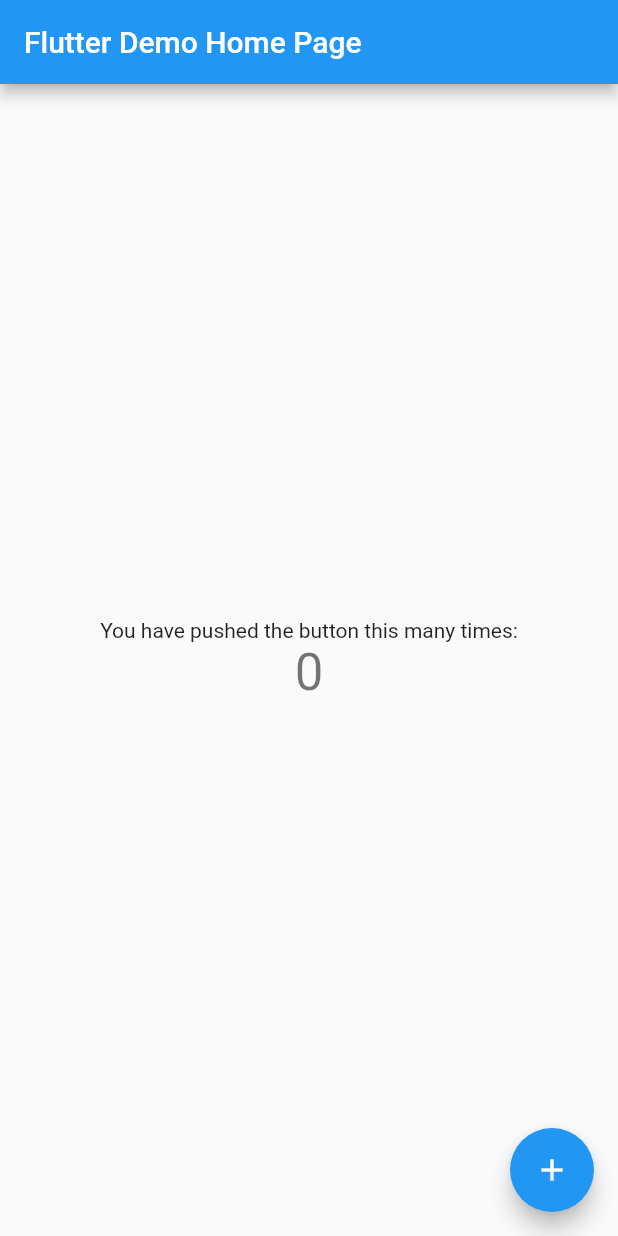
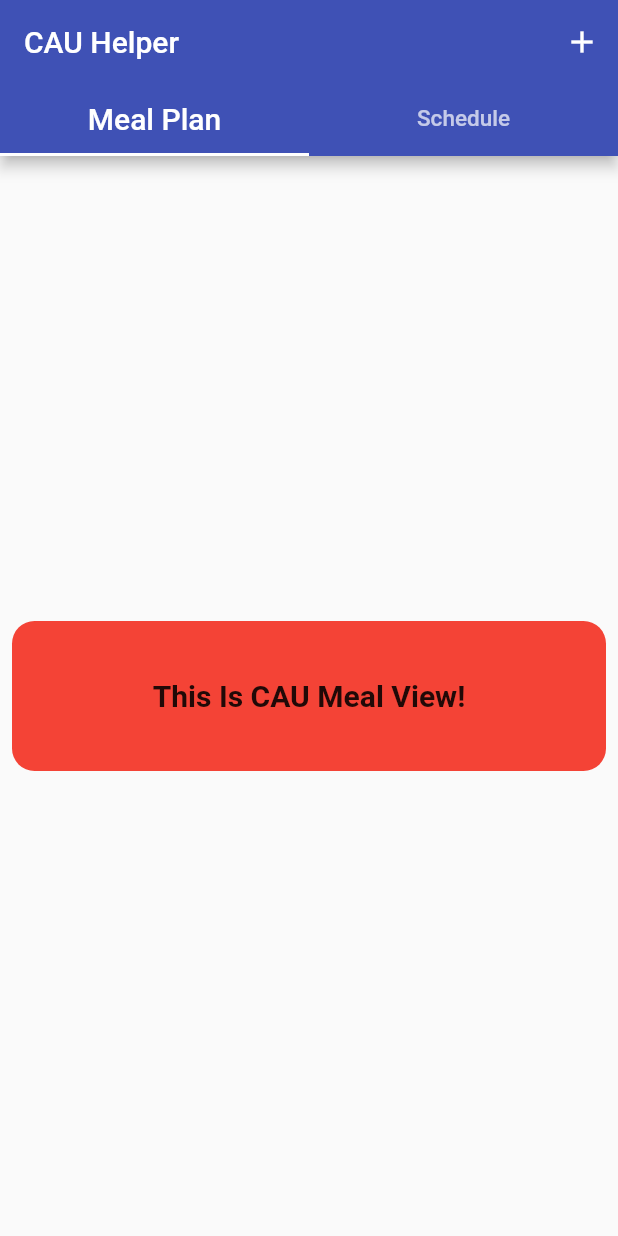
Before and after one commit to GDSC-CAU/GDSC-Flutter-Project-CAU, a Flutter app: the screen it shows after launch, on a phone screen of 412 x 824 dp. Run offline on Flutter 3.47's test engine with Material 2 defaults, Android fonts, the phone set to English and light mode, and no system bars.

Commit message:
기본 레이아웃

```diff
--- a/lib/main.dart
+++ b/lib/main.dart
@@ -1,4 +1,7 @@
 import 'package:flutter/material.dart';
+
+import 'package:gdscfluttercau/MealView.dart';
+import 'package:gdscfluttercau/ScheduleView.dart';
 
 void main() {
   runApp(const MyApp());
@@ -7,109 +10,54 @@ void main() {
 class MyApp extends StatelessWidget {
   const MyApp({super.key});
 
-  // This widget is the root of your application.
   @override
   Widget build(BuildContext context) {
     return MaterialApp(
         title: 'Flutter Demo',
         theme: ThemeData(
-        // This is the theme of your application.
-        //
-        // Try running your application with "flutter run". You'll see the
-        // application has a blue toolbar. Then, without quitting the app, try
-        // changing the primarySwatch below to Colors.green and then invoke
-        // "hot reload" (press "r" in the console where you ran "flutter run",
-        // or simply save your changes to "hot reload" in a Flutter IDE).
-        // Notice that the counter didn't reset back to zero; the application
-        // is not restarted.
-        primarySwatch: Colors.blue,
+          primarySwatch: Colors.indigo,
         ),
-      home: const MyHomePage(title: 'Flutter Demo Home Page'),
+        home: const CAUInfo(),
     );
   }
 }
 
-class MyHomePage extends StatefulWidget {
-  const MyHomePage({super.key, required this.title});
-
-  // This widget is the home page of your application. It is stateful, meaning
-  // that it has a State object (defined below) that contains fields that affect
-  // how it looks.
-
-  // This class is the configuration for the state. It holds the values (in this
-  // case the title) provided by the parent (in this case the App widget) and
-  // used by the build method of the State. Fields in a Widget subclass are
-  // always marked "final".
-
-  final String title;
+class CAUInfo extends StatefulWidget {
+  const CAUInfo({Key? key}) : super(key: key);
 
   @override
-  State<MyHomePage> createState() => _MyHomePageState();
+  State<CAUInfo> createState() => _CAUInfoState();
 }
 
-class _MyHomePageState extends State<MyHomePage> {
-  int _counter = 0;
-
-  void _incrementCounter() {
-    setState(() {
-      // This call to setState tells the Flutter framework that something has
-      // changed in this State, which causes it to rerun the build method below
-      // so that the display can reflect the updated values. If we changed
-      // _counter without calling setState(), then the build method would not be
-      // called again, and so nothing would appear to happen.
-      _counter++;
-    });
-  }
-
+class _CAUInfoState extends State<CAUInfo> {
   @override
   Widget build(BuildContext context) {
-    // This method is rerun every time setState is called, for instance as done
-    // by the _incrementCounter method above.
-    //
-    // The Flutter framework has been optimized to make rerunning build methods
-    // fast, so that you can just rebuild anything that needs updating rather
-    // than having to individually change instances of widgets.
-    return Scaffold(
+    return DefaultTabController(
+        length: 2,
+        child: Scaffold(
             appBar: AppBar(
-        // Here we take the value from the MyHomePage object that was created by
-        // the App.build method, and use it to set our appbar title.
-        title: Text(widget.title),
-      ),
-      body: Center(
-        // Center is a layout widget. It takes a single child and positions it
-        // in the middle of the parent.
-        child: Column(
-          // Column is also a layout widget. It takes a list of children and
-          // arranges them vertically. By default, it sizes itself to fit its
-          // children horizontally, and tries to be as tall as its parent.
-          //
-          // Invoke "debug painting" (press "p" in the console, choose the
-          // "Toggle Debug Paint" action from the Flutter Inspector in Android
-          // Studio, or the "Toggle Debug Paint" command in Visual Studio Code)
-          // to see the wireframe for each widget.
-          //
-          // Column has various properties to control how it sizes itself and
-          // how it positions its children. Here we use mainAxisAlignment to
-          // center the children vertically; the main axis here is the vertical
-          // axis because Columns are vertical (the cross axis would be
-          // horizontal).
-          mainAxisAlignment: MainAxisAlignment.center,
-          children: <Widget>[
-            const Text(
-              'You have pushed the button this many times:',
-            ),
-            Text(
-              '$_counter',
-              style: Theme.of(context).textTheme.headline4,
-            ),
+              title: const Text('CAU Helper'),
+              actions: [
+                IconButton(
+                  icon: const Icon(Icons.add),
+                  onPressed: () {},
+                )
               ],
+              bottom: const TabBar(
+                labelStyle: TextStyle(fontSize: 20),
+                unselectedLabelStyle: TextStyle(fontSize: 15),
+                  tabs: [
+                    Tab(text: 'Meal Plan',),
+                    Tab(text: 'Schedule'),
+                  ]
               ),
             ),
-      floatingActionButton: FloatingActionButton(
-        onPressed: _incrementCounter,
-        tooltip: 'Increment',
-        child: const Icon(Icons.add),
-      ), // This trailing comma makes auto-formatting nicer for build methods.
+            body: const TabBarView(
+                children: [
+                  Tab(child: MealView()),
+                  Tab(child: ScheduleView())
+                ])
+        )
     );
   }
 }
```
Lines whose indentation alone changed are shown as unchanged.
